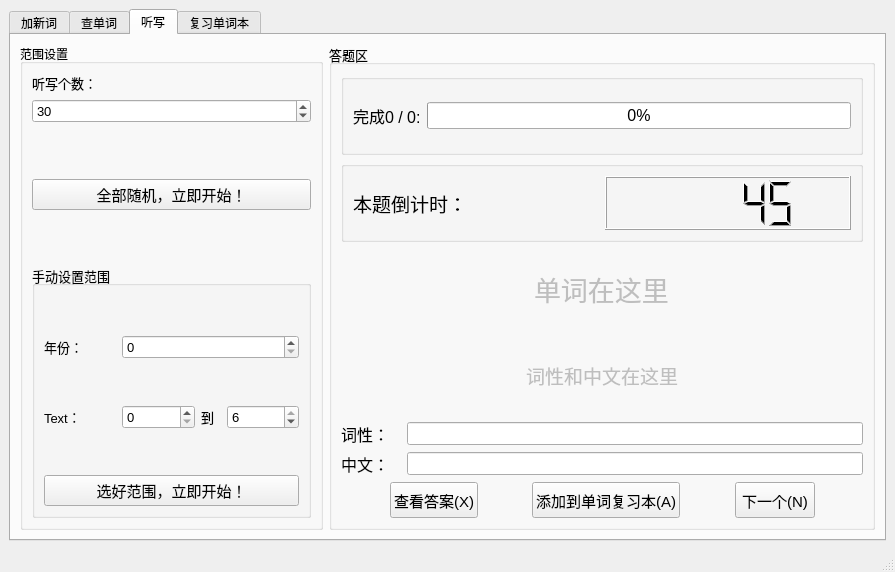
First picture: the form in guaWindow.ui, repository YiqinXiong/guaDictateTool, before the edit.
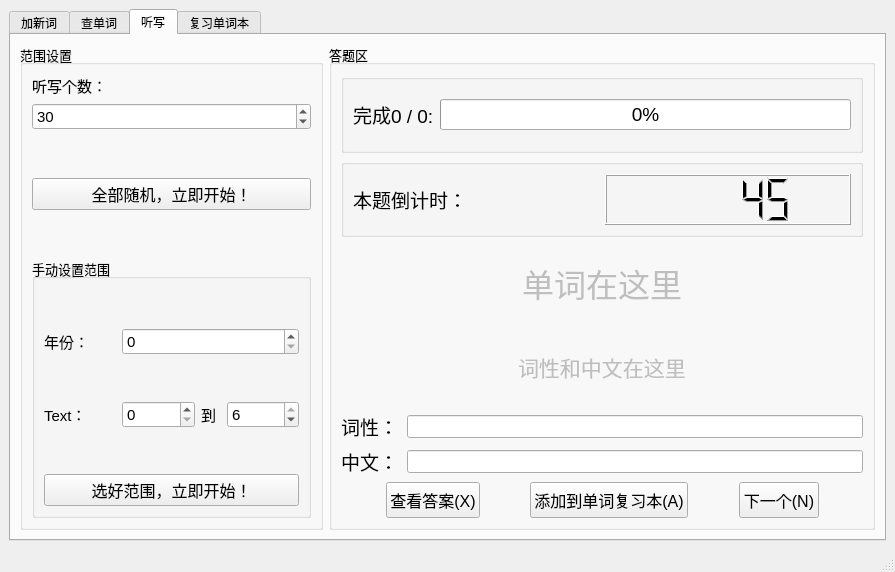
Second picture: the form after the edit. The open tabs and pages were chosen to show the change. Icons and pictures are not drawn.

Commit message: 修改字体大小

Patch:
```diff
--- a/guaWindow.ui
+++ b/guaWindow.ui
@@ -391,6 +391,12 @@
        <layout class="QGridLayout" name="gridLayout_4" columnstretch="5,9">
         <item row="0" column="0">
          <widget class="QGroupBox" name="groupBox_3">
+          <property name="font">
+           <font>
+            <family>Microsoft YaHei UI</family>
+            <pointsize>10</pointsize>
+           </font>
+          </property>
           <property name="title">
            <string>范围设置</string>
           </property>
@@ -400,7 +406,7 @@
              <property name="font">
               <font>
                <family>Microsoft YaHei UI</family>
-               <pointsize>10</pointsize>
+               <pointsize>11</pointsize>
               </font>
              </property>
              <property name="text">
@@ -413,7 +419,7 @@
              <property name="font">
               <font>
                <family>Microsoft YaHei UI</family>
-               <pointsize>10</pointsize>
+               <pointsize>11</pointsize>
               </font>
              </property>
              <property name="maximum">
@@ -445,7 +451,7 @@
              <property name="font">
               <font>
                <family>Microsoft YaHei UI</family>
-               <pointsize>11</pointsize>
+               <pointsize>12</pointsize>
               </font>
              </property>
              <property name="text">
@@ -496,7 +502,7 @@
                 <property name="font">
                  <font>
                   <family>Microsoft YaHei UI</family>
-                  <pointsize>11</pointsize>
+                  <pointsize>12</pointsize>
                  </font>
                 </property>
                 <property name="text">
@@ -506,6 +512,12 @@
               </item>
               <item row="3" column="1">
                <widget class="QSpinBox" name="spinBox_text_from">
+                <property name="font">
+                 <font>
+                  <family>Microsoft YaHei UI</family>
+                  <pointsize>11</pointsize>
+                 </font>
+                </property>
                 <property name="minimum">
                  <number>0</number>
                 </property>
@@ -519,6 +531,12 @@
               </item>
               <item row="3" column="3">
                <widget class="QSpinBox" name="spinBox_text_to">
+                <property name="font">
+                 <font>
+                  <family>Microsoft YaHei UI</family>
+                  <pointsize>11</pointsize>
+                 </font>
+                </property>
                 <property name="maximum">
                  <number>6</number>
                 </property>
@@ -529,6 +547,12 @@
               </item>
               <item row="1" column="0">
                <widget class="QLabel" name="label_range_year">
+                <property name="font">
+                 <font>
+                  <family>Microsoft YaHei UI</family>
+                  <pointsize>11</pointsize>
+                 </font>
+                </property>
                 <property name="text">
                  <string>年份：</string>
                 </property>
@@ -542,6 +566,12 @@
                   <height>16777215</height>
                  </size>
                 </property>
+                <property name="font">
+                 <font>
+                  <family>Microsoft YaHei UI</family>
+                  <pointsize>11</pointsize>
+                 </font>
+                </property>
                 <property name="text">
                  <string>到</string>
                 </property>
@@ -549,6 +579,12 @@
               </item>
               <item row="1" column="1" colspan="3">
                <widget class="QSpinBox" name="spinBox_year">
+                <property name="font">
+                 <font>
+                  <family>Microsoft YaHei UI</family>
+                  <pointsize>11</pointsize>
+                 </font>
+                </property>
                 <property name="minimum">
                  <number>0</number>
                 </property>
@@ -572,6 +608,12 @@
               </item>
               <item row="3" column="0">
                <widget class="QLabel" name="label_range_text">
+                <property name="font">
+                 <font>
+                  <family>Microsoft YaHei UI</family>
+                  <pointsize>11</pointsize>
+                 </font>
+                </property>
                 <property name="text">
                  <string>Text：</string>
                 </property>
@@ -618,7 +660,7 @@
              </property>
              <property name="font">
               <font>
-               <pointsize>12</pointsize>
+               <pointsize>14</pointsize>
               </font>
              </property>
              <property name="text">
@@ -634,7 +676,7 @@
              <property name="font">
               <font>
                <family>Microsoft YaHei UI</family>
-               <pointsize>20</pointsize>
+               <pointsize>24</pointsize>
               </font>
              </property>
              <property name="text">
@@ -652,7 +694,7 @@
              </property>
              <property name="font">
               <font>
-               <pointsize>12</pointsize>
+               <pointsize>14</pointsize>
               </font>
              </property>
              <property name="text">
@@ -676,7 +718,7 @@
                <widget class="QLabel" name="label_finish">
                 <property name="font">
                  <font>
-                  <pointsize>12</pointsize>
+                  <pointsize>14</pointsize>
                  </font>
                 </property>
                 <property name="text">
@@ -688,7 +730,7 @@
                <widget class="QProgressBar" name="progressBar_finish">
                 <property name="font">
                  <font>
-                  <pointsize>12</pointsize>
+                  <pointsize>14</pointsize>
                  </font>
                 </property>
                 <property name="value">
@@ -727,7 +769,7 @@
                </property>
                <property name="font">
                 <font>
-                 <pointsize>11</pointsize>
+                 <pointsize>12</pointsize>
                 </font>
                </property>
                <property name="text">
@@ -758,7 +800,7 @@
                </property>
                <property name="font">
                 <font>
-                 <pointsize>11</pointsize>
+                 <pointsize>12</pointsize>
                 </font>
                </property>
                <property name="text">
@@ -789,7 +831,7 @@
                </property>
                <property name="font">
                 <font>
-                 <pointsize>11</pointsize>
+                 <pointsize>12</pointsize>
                 </font>
                </property>
                <property name="text">
@@ -819,7 +861,7 @@
              </property>
              <property name="font">
               <font>
-               <pointsize>14</pointsize>
+               <pointsize>16</pointsize>
               </font>
              </property>
              <property name="text">
```
Left out of the diff: 73 changed lines with no effect on the pictures. The commit also changes 1 other file.
